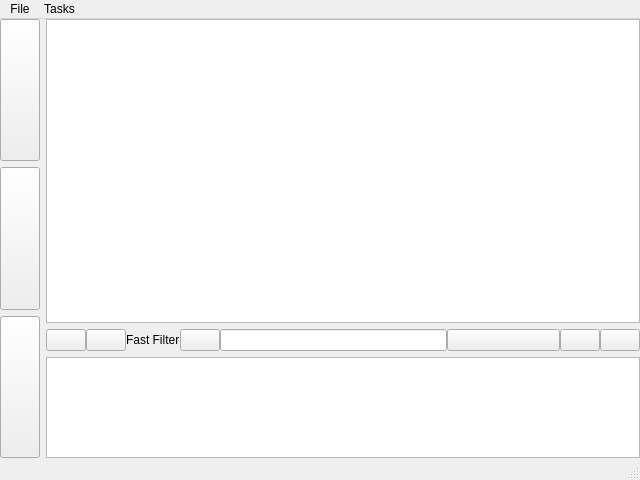
Before: the Qt Designer form src/tabletmain.ui in ya-breeze/TM, drawn with Qt 5.
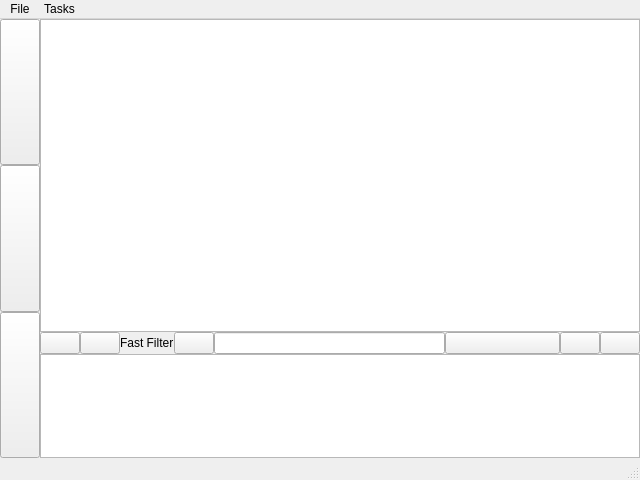
After: the same form once the commit is applied. Icons and pictures are not drawn.

Commit message: Немного оптимизировал margins

```diff
--- a/src/tabletmain.ui
+++ b/src/tabletmain.ui
@@ -15,11 +15,17 @@
   </property>
   <widget class="QWidget" name="centralwidget">
    <layout class="QHBoxLayout" name="horizontalLayout">
+    <property name="spacing">
+     <number>0</number>
+    </property>
     <property name="margin">
      <number>0</number>
     </property>
     <item>
      <layout class="QVBoxLayout" name="verticalLayout">
+      <property name="spacing">
+       <number>0</number>
+      </property>
       <item>
        <widget class="QPushButton" name="btnTasks">
         <property name="sizePolicy">
@@ -70,6 +76,9 @@
       </property>
       <widget class="QWidget" name="page">
        <layout class="QVBoxLayout" name="verticalLayout_2">
+        <property name="spacing">
+         <number>0</number>
+        </property>
         <property name="margin">
          <number>0</number>
         </property>
```
The commit also changes 1 other file.
